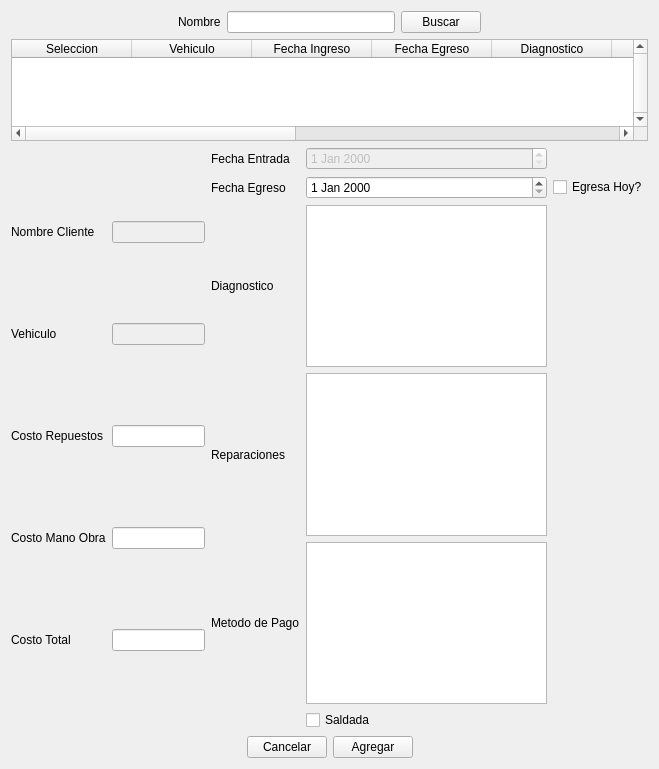
Above: views/Views ui/updateWork.ui from ValenDD/Desktop_app_mechanical_workshop before the change. Below: the same form after it.
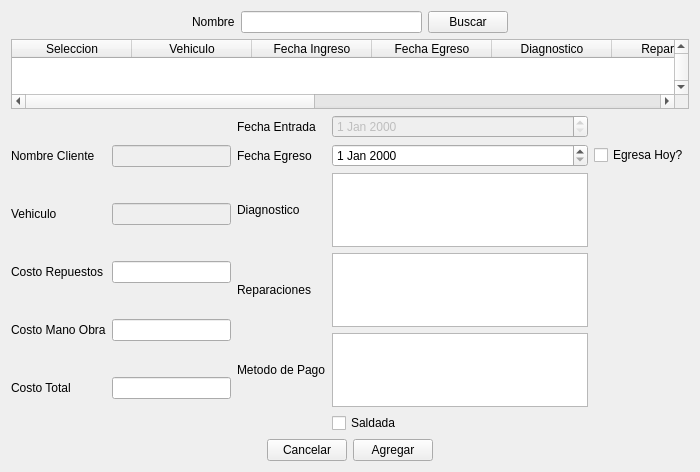
That is the form after the change.

Diff of the .ui file:
```diff
--- a/views/Views ui/updateWork.ui
+++ b/views/Views ui/updateWork.ui
@@ -6,8 +6,8 @@
    <rect>
     <x>0</x>
     <y>0</y>
-    <width>659</width>
-    <height>769</height>
+    <width>700</width>
+    <height>472</height>
    </rect>
   </property>
   <property name="windowTitle">
```
